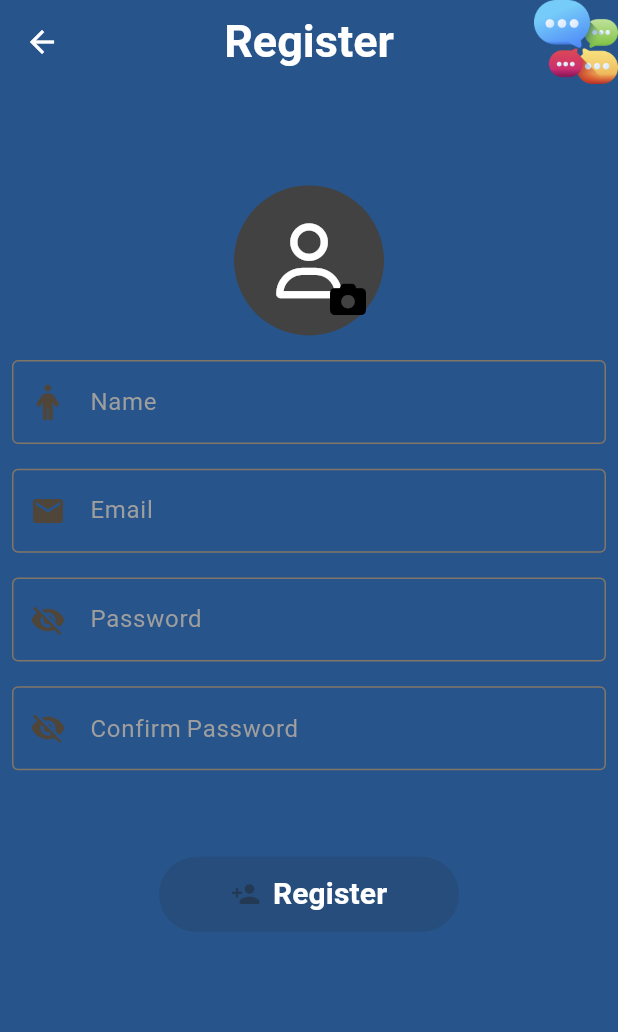
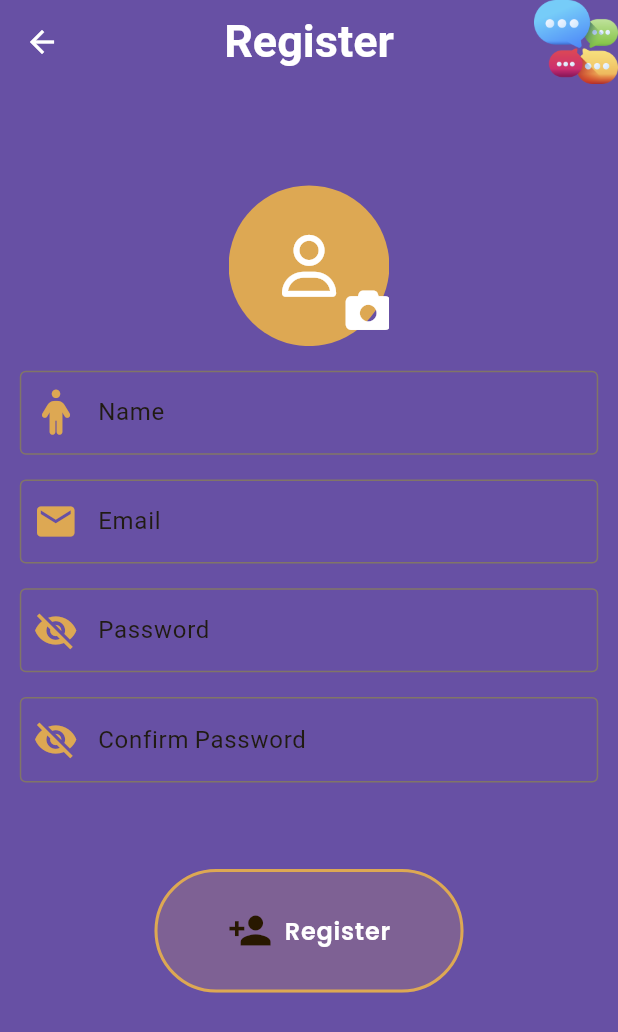
Before and after one commit to MohamedElkady0/chat, a Flutter app: the RegisterPage screen opened directly, on a phone screen of 412 x 824 dp. Shown: the top 1032 px of the screen. Run offline on Flutter 3.47's test engine with Material 3 defaults, Android fonts, the phone set to English and light mode, and no system bars; our stand-ins replace firebase_auth, firebase_core, font_awesome_flutter, google_fonts, intl_phone_number_input, shared_preferences; accounts and stored records are empty; Roboto replaces fonts that are missing (Cairo).

Commit message:
Updating the old code on config && theme

```diff
--- a/lib/core/theme/themes_app.dart
+++ b/lib/core/theme/themes_app.dart
@@ -20,6 +20,7 @@ class ThemesApp {
       style: ElevatedButton.styleFrom(
         backgroundColor: ColorThemeApp.darkColorScheme.primary,
         foregroundColor: ColorThemeApp.darkColorScheme.onPrimary,
+        padding: EdgeInsets.symmetric(horizontal: 10, vertical: 5),
       ),
     ),
 
@@ -41,10 +42,19 @@ class ThemesApp {
     ),
     elevatedButtonTheme: ElevatedButtonThemeData(
       style: ElevatedButton.styleFrom(
-        backgroundColor: ColorThemeApp.lightColorScheme.primary,
-        foregroundColor: ColorThemeApp.lightColorScheme.onPrimary,
+        backgroundColor: ColorThemeApp.lightColorScheme.secondary,
+        side: BorderSide(
+          color: ColorThemeApp.lightColorScheme.primary,
+          width: 2,
+        ),
+        foregroundColor: ColorThemeApp.lightColorScheme.onSecondary,
+        elevation: 4,
+
+        padding: EdgeInsets.all(10),
+        iconColor: ColorThemeApp.tertiaryColor,
       ),
     ),
+    iconTheme: IconThemeData(color: ColorThemeApp.secondaryColor, size: 30),
 
     textTheme: ThemeText.getTextTheme(ColorThemeApp.lightColorScheme),
   );
@@ -65,6 +75,7 @@ class ThemesApp {
       style: ElevatedButton.styleFrom(
         backgroundColor: ColorThemeApp.collection1ColorScheme.primary,
         foregroundColor: ColorThemeApp.collection1ColorScheme.onPrimary,
+        padding: EdgeInsets.symmetric(horizontal: 10, vertical: 5),
       ),
     ),
 
--- a/lib/fetcher/presentation/views/auth/view/register_page.dart
+++ b/lib/fetcher/presentation/views/auth/view/register_page.dart
@@ -1,8 +1,9 @@
 import 'package:flutter/material.dart';
 import 'package:font_awesome_flutter/font_awesome_flutter.dart';
+import 'package:my_chat/core/config/config_app.dart';
+import 'package:my_chat/core/config/fixed_sizes_app.dart';
 import 'package:my_chat/fetcher/presentation/views/auth/widget/image_auth.dart';
 
-import '../../../../../core/theme/color_theme_app.dart';
 import '../widget/app_bar_auth.dart';
 import '../widget/button_auth.dart';
 import '../widget/input_field_auth.dart';
@@ -34,33 +35,35 @@ class _RegisterPageState extends State<RegisterPage> {
 
   @override
   Widget build(BuildContext context) {
+    ConfigApp.initConfig(context);
+    double height = ConfigApp.height;
     return SafeArea(
       child: Scaffold(
         appBar: AppBarAuth(title: 'Register'),
-        backgroundColor: ColorThemeApp.backgroundColor,
+        backgroundColor: Theme.of(context).primaryColor,
         extendBodyBehindAppBar: true,
         body: Padding(
-          padding: const EdgeInsets.symmetric(horizontal: 8),
+          padding: AppSpacing.horizontalS,
           child: SingleChildScrollView(
             child: Column(
               children: [
-                SizedBox(height: MediaQuery.of(context).size.height * 0.15),
+                SizedBox(height: height * 0.15),
                 ImageAuth(),
-                SizedBox(height: MediaQuery.of(context).size.height * 0.02),
+                SizedBox(height: height * 0.02),
                 InputFieldAuth(
                   controller: nameController,
                   title: 'Name',
                   icon: FontAwesomeIcons.person,
                   obscureText: false,
                 ),
-                SizedBox(height: MediaQuery.of(context).size.height * 0.02),
+                SizedBox(height: height * 0.02),
                 InputFieldAuth(
                   controller: emailController,
                   title: 'Email',
                   icon: Icons.email,
                   obscureText: false,
                 ),
-                SizedBox(height: MediaQuery.of(context).size.height * 0.02),
+                SizedBox(height: height * 0.02),
                 InputFieldAuth(
                   controller: passwordController,
                   title: 'Password',
@@ -72,7 +75,7 @@ class _RegisterPageState extends State<RegisterPage> {
                         visibility = !visibility;
                       }),
                 ),
-                SizedBox(height: MediaQuery.of(context).size.height * 0.02),
+                SizedBox(height: height * 0.02),
                 InputFieldAuth(
                   controller: confirmPasswordController,
                   title: 'Confirm Password',
@@ -87,9 +90,9 @@ class _RegisterPageState extends State<RegisterPage> {
                         visibilityConfirm = !visibilityConfirm;
                       }),
                 ),
-                SizedBox(height: MediaQuery.of(context).size.height * 0.02),
+                SizedBox(height: height * 0.02),
 
-                SizedBox(height: MediaQuery.of(context).size.height * 0.05),
+                SizedBox(height: height * 0.05),
                 ButtonAuth(title: 'Register', icon: Icons.person_add),
               ],
             ),
--- a/lib/fetcher/presentation/views/auth/widget/app_bar_auth.dart
+++ b/lib/fetcher/presentation/views/auth/widget/app_bar_auth.dart
@@ -1,7 +1,6 @@
 import 'package:flutter/material.dart';
+
 import 'package:my_chat/fetcher/presentation/views/auth/widget/text_auth.dart';
-
-import '../../../../../core/theme/color_theme_app.dart';
 
 class AppBarAuth extends StatelessWidget implements PreferredSizeWidget {
   const AppBarAuth({super.key, required this.title});
@@ -15,7 +14,7 @@ class AppBarAuth extends StatelessWidget implements PreferredSizeWidget {
       actions: [Image.asset('assets/images/slack.png')],
 
       centerTitle: true,
-      backgroundColor: ColorThemeApp.backgroundColor,
+      backgroundColor: Theme.of(context).primaryColor,
     );
   }
 
--- a/lib/fetcher/presentation/views/auth/widget/button_auth.dart
+++ b/lib/fetcher/presentation/views/auth/widget/button_auth.dart
@@ -1,6 +1,8 @@
 import 'package:flutter/material.dart';
 
 import 'package:google_fonts/google_fonts.dart';
+import 'package:my_chat/core/config/config_app.dart';
+import 'package:my_chat/core/config/fixed_sizes_app.dart';
 
 class ButtonAuth extends StatelessWidget {
   const ButtonAuth({
@@ -16,22 +18,31 @@ class ButtonAuth extends StatelessWidget {
 
   @override
   Widget build(BuildContext context) {
+    ConfigApp.initConfig(context);
+    double height = ConfigApp.height;
+    double width = ConfigApp.width;
+
     return ElevatedButton.icon(
-      icon: Icon(icon, size: 20),
-      style: ElevatedButton.styleFrom(
-        padding: const EdgeInsets.symmetric(horizontal: 20, vertical: 10),
-        iconColor: Colors.red,
-        minimumSize: const Size(200, 50),
-        backgroundColor: Colors.blue,
-        foregroundColor: Colors.white,
+      icon: Icon(
+        icon,
+        size: Theme.of(context).iconTheme.size,
+        color: Theme.of(context).colorScheme.onPrimaryFixed,
+      ),
+      style: Theme.of(context).elevatedButtonTheme.style!.copyWith(
+        padding: WidgetStateProperty.all(AppSpacing.horizontalXS),
+        maximumSize: WidgetStateProperty.all(Size(width * 1, height * 0.2)),
+        minimumSize: WidgetStateProperty.all(Size(width * 0.5, height * 0.1)),
+        backgroundColor: WidgetStateProperty.all(
+          Theme.of(context).colorScheme.primary.withAlpha(50),
+        ),
       ),
       onPressed: onPressed,
       label: Text(
         title,
-        style: GoogleFonts.pragatiNarrow(
-          color: Colors.white,
-          fontSize: 20,
-          fontWeight: FontWeight.bold,
+        style: Theme.of(context).textTheme.bodyLarge?.copyWith(
+          fontFamily: GoogleFonts.poppins().fontFamily,
+          fontWeight: FontWeight.w600,
+          color: Theme.of(context).colorScheme.onPrimary,
         ),
       ),
     );
--- a/lib/fetcher/presentation/views/auth/widget/image_auth.dart
+++ b/lib/fetcher/presentation/views/auth/widget/image_auth.dart
@@ -1,27 +1,37 @@
 import 'package:flutter/material.dart';
 import 'package:font_awesome_flutter/font_awesome_flutter.dart';
+import 'package:my_chat/core/config/config_app.dart';
 
 class ImageAuth extends StatelessWidget {
   const ImageAuth({super.key});
 
   @override
   Widget build(BuildContext context) {
+    ConfigApp.initConfig(context);
+    double width = ConfigApp.width;
     return Stack(
       children: [
         InkWell(
           borderRadius: BorderRadius.circular(40),
           onTap: () {},
           child: CircleAvatar(
-            radius: 50,
-            backgroundColor: Colors.grey[800],
-            child: Icon(FontAwesomeIcons.user, size: 50, color: Colors.white),
+            radius: width * 0.13,
+            backgroundColor: Theme.of(context).colorScheme.primary,
+            child: Icon(
+              FontAwesomeIcons.user,
+              size: width * 0.10,
+              color: Colors.white,
+            ),
           ),
         ),
         Positioned(
           bottom: 0,
-          right: 0,
+          right: -10,
           child: IconButton(
-            icon: Icon(FontAwesomeIcons.camera, color: Colors.black),
+            icon: Icon(
+              FontAwesomeIcons.camera,
+              color: Theme.of(context).colorScheme.onPrimary,
+            ),
             onPressed: () {
               // Implement image picker functionality here
             },
--- a/lib/fetcher/presentation/views/auth/widget/input_field_auth.dart
+++ b/lib/fetcher/presentation/views/auth/widget/input_field_auth.dart
@@ -63,12 +63,23 @@ class InputFieldAuth extends StatelessWidget {
       obscureText: obscureText,
       keyboardType: keyboardType,
       decoration: InputDecoration(
-        labelStyle: const TextStyle(color: Colors.grey),
-        labelText: title,
-        prefixIcon: IconButton(onPressed: onPressed, icon: Icon(icon)),
+        hintStyle: Theme.of(context).textTheme.bodyLarge,
+        hintText: title,
+        prefixIcon: IconButton(
+          onPressed: onPressed,
+          icon: Icon(
+            icon,
+            size: Theme.of(context).iconTheme.size,
+            color: Theme.of(context).iconTheme.color,
+          ),
+        ),
+
         border: const OutlineInputBorder(),
-        focusedBorder: const OutlineInputBorder(
-          borderSide: BorderSide(color: Colors.blue, width: 2.0),
+        focusedBorder: OutlineInputBorder(
+          borderSide: BorderSide(
+            color: Theme.of(context).colorScheme.onPrimary,
+            width: 2.0,
+          ),
         ),
       ),
     );
--- a/lib/main.dart
+++ b/lib/main.dart
@@ -2,7 +2,9 @@ import 'package:flutter/material.dart';
 import 'package:firebase_core/firebase_core.dart';
 import 'package:my_chat/core/theme/save_theme.dart';
 import 'package:my_chat/core/theme/themes_app.dart';
+
 import 'package:my_chat/fetcher/presentation/views/home/home.dart';
+
 import 'package:provider/provider.dart';
 
 import 'firebase_options.dart';
```
Also changed, not shown: lib/fetcher/presentation/views/Introduction/page_view.dart (+25 -26 lines), lib/fetcher/presentation/views/auth/view/forget_password_page.dart (+9 -6 lines), lib/fetcher/presentation/views/auth/view/login_page.dart (+11 -8 lines), lib/fetcher/presentation/views/auth/view/phone_page.dart (+12 -9 lines), lib/fetcher/presentation/views/auth/view/welcome_page.dart (+18 -12 lines), lib/fetcher/presentation/views/auth/widget/input_phone.dart (+9 -5 lines), lib/fetcher/presentation/views/home/home.dart (+11 -2 lines).
